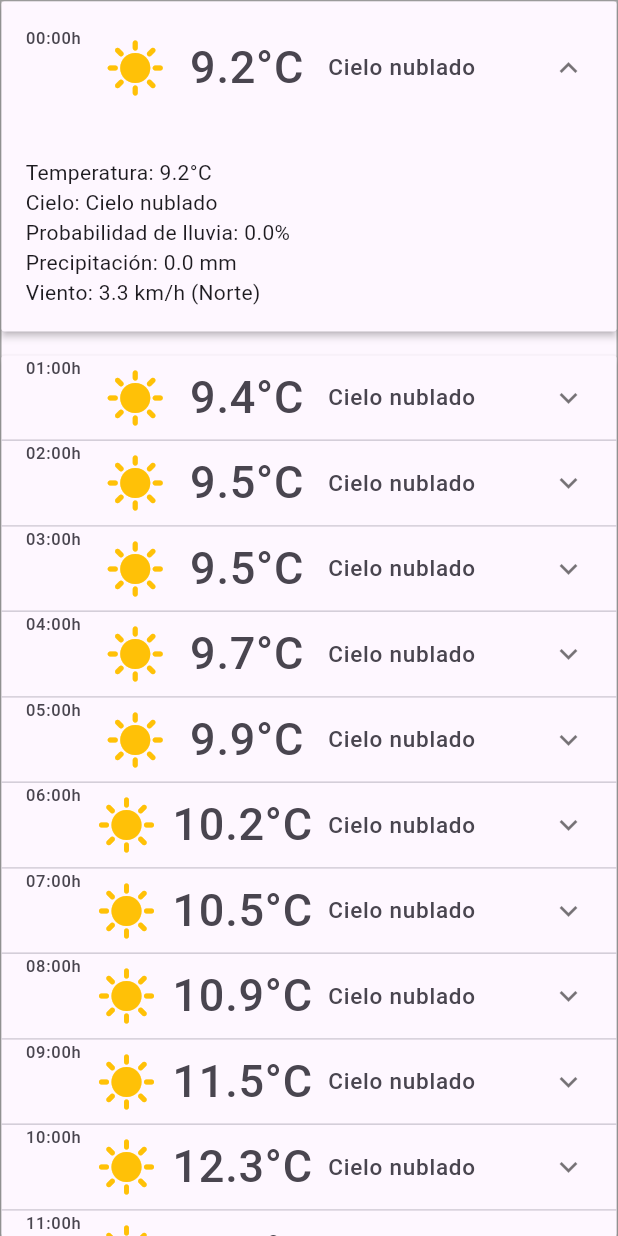
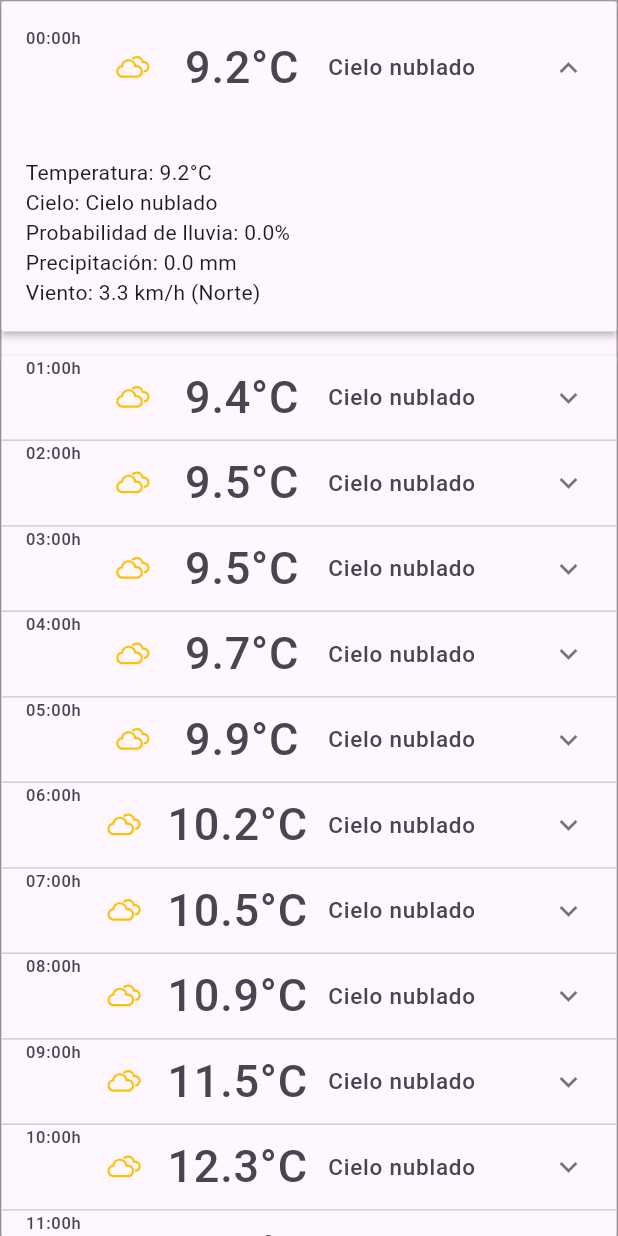
Before and after one commit to alex500tec/smnmainn, a Flutter app: the AcordeonDias widget shown alone on an empty page, opened directly with empty values, on a phone screen of 412 x 824 dp. Run offline on Flutter 3.47's test engine with Material 3 defaults, Android fonts, the phone set to English and light mode, and no system bars; our stand-ins replace geocoding, geolocator, weather_icons.

Commit message:
Se modificó el acordeon de los días para ponerle los detalles. se agregó una clase Utils, con metodo para seleccionar un icono dependiendo la descripcion del cielo

```diff
--- a/lib/custom_widgets/acordeon_dias.dart
+++ b/lib/custom_widgets/acordeon_dias.dart
@@ -3,6 +3,7 @@ import 'package:provider/provider.dart';
 import 'package:smn/models/modelo_dia.dart';
 import 'package:smn/providers/provider_dias.dart';
 import 'package:weather_icons/weather_icons.dart';
+import '../utils/utils.dart';
 
 class AcordeonDias extends StatelessWidget {
   final String fecha;
@@ -49,7 +50,7 @@ class AcordeonDias extends StatelessWidget {
                             Text(fecha, style: TextStyle(color: Colors.black26),),
                             ],
                         ),
-                      Icon(Icons.sunny, color: Colors.amber, size: 40.0,),
+                      Utils.Icono(dia.desciel, 30),
                       Text("${dia.temp}°C", style: TextStyle(fontSize: 30.0),),
                       Text(dia.desciel, style: TextStyle(fontSize: 15.0),),
                       ],
--- a/lib/pages/pagina_inicial.dart
+++ b/lib/pages/pagina_inicial.dart
@@ -140,13 +140,14 @@ class _PaginaInicialState extends State<PaginaInicial> {
         ),
       ),
       body:
+/*
       !_isGPSEnabled?
       Center(
         child:
         ElevatedButton(onPressed: pidePermisoGPS,
              child: Text('Seleccione un municipio')),
       )
-      :
+      :      */
       Column(
         children: <Widget>[
           GestureDetector(
--- /dev/null
+++ b/lib/utils/utils.dart
@@ -0,0 +1,30 @@
+import 'package:flutter/material.dart';
+import 'package:weather_icons/weather_icons.dart';
+
+class Utils{
+
+    static Icon IconoDireccionViento(String dirvien,[double tamano=40.0]){
+    IconData temp;
+    switch(dirvien){
+      case 'Norte':temp = WeatherIcons.direction_up; break;
+      case 'Sur':temp = WeatherIcons.direction_down; break;
+      case 'Oeste': temp = WeatherIcons.direction_right; break;
+      case 'Este': temp = WeatherIcons.direction_left;break;
+
+      default: temp=WeatherIcons.day_sunny;break;
+    }
+    return Icon(temp, color: Colors.amber, size: tamano,);
+  }
+
+  static Icon Icono(String desciel,[double tamano=40.0]){
+    IconData temp;
+    switch(desciel){
+      case 'Cielo nublado':temp = WeatherIcons.cloudy; break;
+      case 'Medio nublado':temp = WeatherIcons.cloud; break;
+      case 'Despejado': temp = WeatherIcons.day_sunny; break;
+      case 'Poco nuboso': temp = WeatherIcons.day_sunny_overcast;break;
+      default: temp=WeatherIcons.day_sunny;break;
+    }
+    return Icon(temp, color: Colors.amber, size: tamano,);
+  }
+}
--- a/pubspec.yaml
+++ b/pubspec.yaml
@@ -22,7 +22,6 @@ dev_dependencies:
 
 flutter:
   uses-material-design: true
-
   assets:
     - "assets/data/datos_municipios.json"
     - "assets/data/pronosticos.json"
```
Also changed, not shown: lib/custom_widgets/dia_principal.dart (+3 -5 lines), lib/custom_widgets/texto_gris_negrita.dart (+5 -2 lines), lib/custom_widgets/widget_dia.dart (+2 -5 lines).
